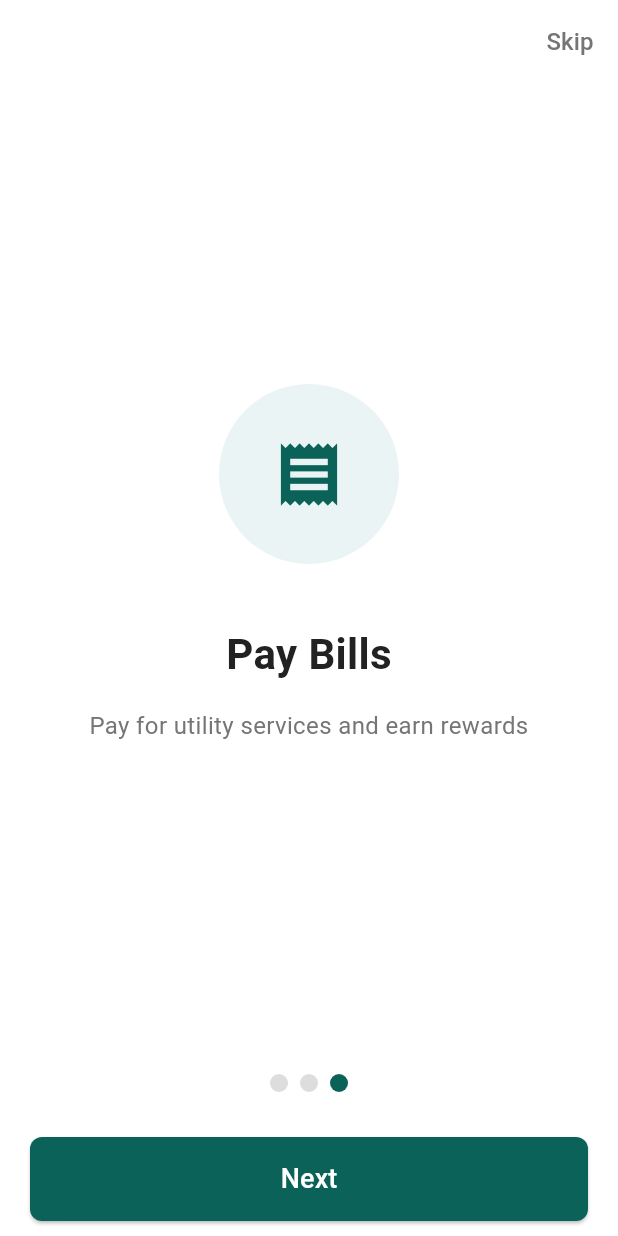
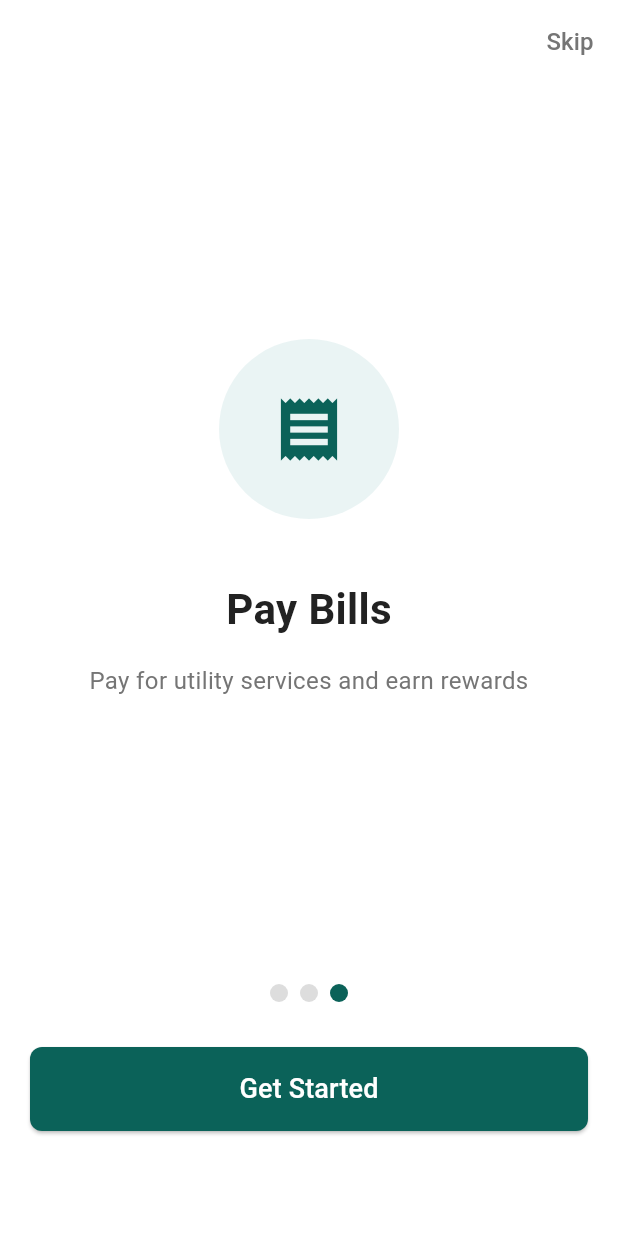
Before and after one commit to Faqih001/pretium_finance, a Flutter app: the screen it shows after launch, swiped to page 3, on a phone screen of 412 x 824 dp. Run offline on Flutter 3.47's test engine with Material 3 defaults, Android fonts, the phone set to English and light mode, and no system bars; drawn by our look-alikes of smooth_page_indicator.

Commit message:
Implement onboarding page navigation and update button text based on current page

```diff
--- a/lib/screens/landing_page.dart
+++ b/lib/screens/landing_page.dart
@@ -11,6 +11,7 @@ class LandingPage extends StatefulWidget {
 
 class _LandingPageState extends State<LandingPage> {
   final PageController _pageController = PageController();
+  int _currentPage = 0;
 
   List<OnboardingData> onboardingData = [
     OnboardingData(
@@ -37,7 +38,9 @@ class _LandingPageState extends State<LandingPage> {
   }
 
   void _onPageChanged(int index) {
-    setState(() {});
+    setState(() {
+      _currentPage = index;
+    });
   }
 
   void _navigateToLogin() {
@@ -45,6 +48,19 @@ class _LandingPageState extends State<LandingPage> {
       context,
       MaterialPageRoute(builder: (context) => const LoginPage()),
     );
+  }
+
+  void _handleButtonAction() {
+    if (_currentPage == onboardingData.length - 1) {
+      // On last page, go to login
+      _navigateToLogin();
+    } else {
+      // Not on last page, go to next page
+      _pageController.nextPage(
+        duration: const Duration(milliseconds: 300),
+        curve: Curves.easeInOut,
+      );
+    }
   }
 
   @override
@@ -97,21 +113,21 @@ class _LandingPageState extends State<LandingPage> {
           ),
           const SizedBox(height: 30),
           Padding(
-            padding: const EdgeInsets.only(left: 20, right: 20, bottom: 10),
+            padding: const EdgeInsets.only(left: 20, right: 20, bottom: 70),
             child: SizedBox(
               width: double.infinity,
               height: 56,
               child: ElevatedButton(
-                onPressed: _navigateToLogin,
+                onPressed: _handleButtonAction,
                 style: ElevatedButton.styleFrom(
                   backgroundColor: const Color(0xFF0B6259),
                   shape: RoundedRectangleBorder(
                     borderRadius: BorderRadius.circular(8),
                   ),
                 ),
-                child: const Text(
-                  'Next',
-                  style: TextStyle(
+                child: Text(
+                  _currentPage == onboardingData.length - 1 ? 'Get Started' : 'Next',
+                  style: const TextStyle(
                     color: Colors.white,
                     fontSize: 18,
                     fontWeight: FontWeight.w500,
```
